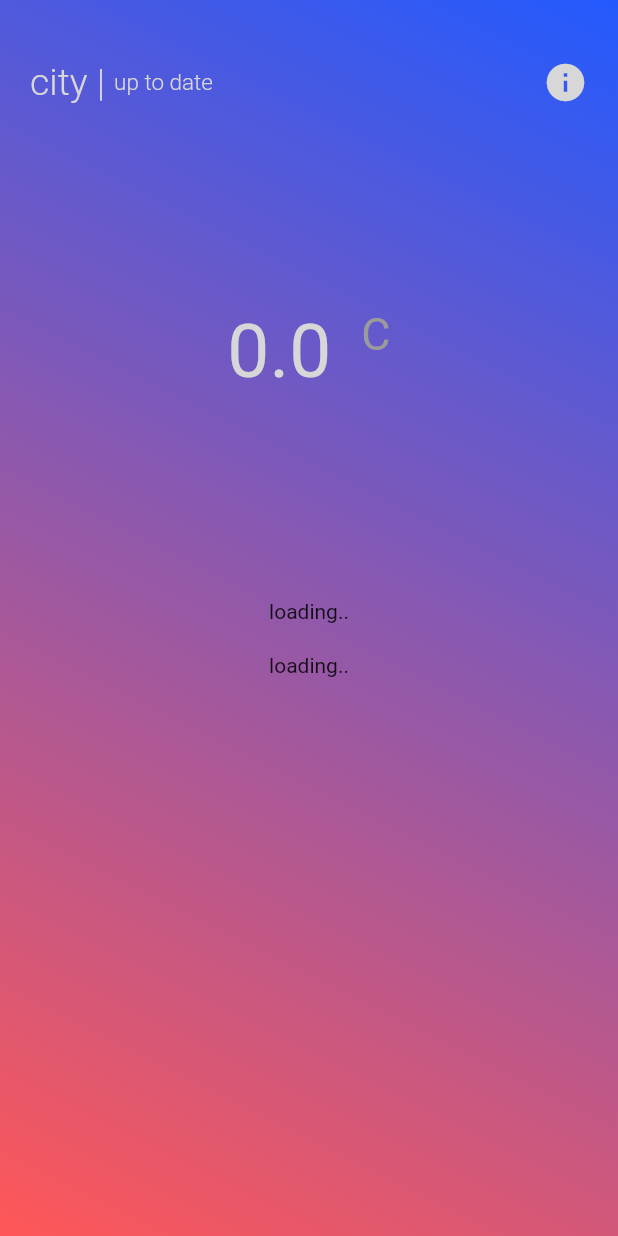
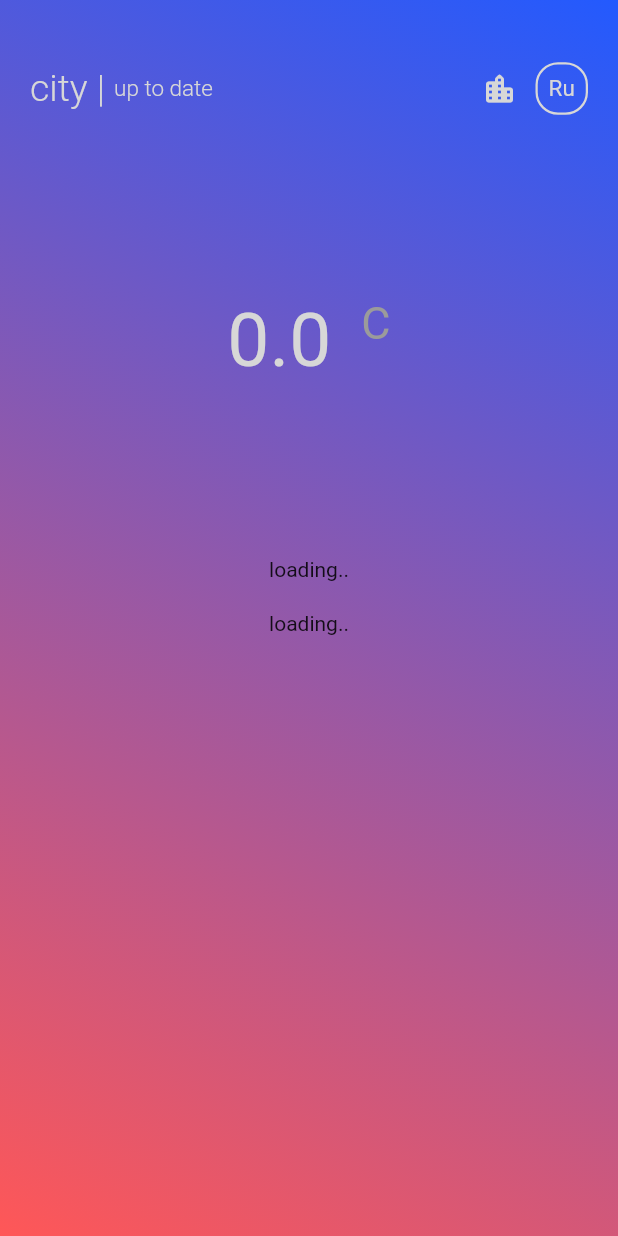
Before and after one commit to maks2000-del/my_weather, a Flutter app: the screen it shows after launch, on a phone screen of 412 x 824 dp. Run offline on Flutter 3.47's test engine with Material 2 defaults, Android fonts, the light colour scheme and no system bars; our stand-ins replace flutter_bloc, get, get_it, shared_preferences.

Commit message:
city page ui rebuild

```diff
--- /dev/null
+++ b/lib/helpers/citys.dart
@@ -0,0 +1,8 @@
+final List<String> citys = <String>[
+  "Brest",
+  "Grodno",
+  "Vitebsk",
+  "Mogilev",
+  "Ghomel",
+  "Minsk",
+];
--- a/lib/helpers/colors.dart
+++ b/lib/helpers/colors.dart
@@ -3,8 +3,16 @@ import 'package:flutter/material.dart';
 class AppColor {
   static Color firstGradientColor = const Color.fromARGB(255, 35, 90, 254);
   static Color secondGradientColor = const Color.fromARGB(255, 255, 87, 87);
-  static Color backgroundColor = const Color.fromARGB(26, 228, 228, 228);
+  static Color homePageBackgroundColor =
+      const Color.fromARGB(26, 228, 228, 228);
+  static Color homePageMenuBackgroundColor = Color.fromARGB(120, 255, 255, 255);
   static Color homePageTitle = const Color.fromARGB(255, 215, 215, 215);
   static Color homePageSubtitle = const Color.fromARGB(255, 155, 155, 155);
-  static Color homePageIcons = const Color.fromARGB(255, 215, 215, 215);
+  static Color homePageIcon = const Color.fromARGB(255, 215, 215, 215);
+
+  static Color cityPageBackgroundColor =
+      const Color.fromARGB(110, 118, 118, 118);
+  static Color cityPageIcon = const Color.fromARGB(255, 30, 30, 30);
+  static Color cityPageTitle = const Color.fromARGB(255, 255, 255, 255);
+  static Color cityPageSubtitle = const Color.fromARGB(255, 96, 96, 96);
 }
--- a/lib/pages/home_page.dart
+++ b/lib/pages/home_page.dart
@@ -1,5 +1,8 @@
 import 'package:flutter/material.dart';
 import 'package:flutter_bloc/flutter_bloc.dart';
+import 'package:get/get.dart';
+import 'package:my_weather/pages/city_weather_page.dart';
+import '../helpers/citys.dart';
 import '../helpers/colors.dart' as color;
 import '../helpers/icons.dart' as icon;
 import 'home_cubit.dart';
@@ -14,11 +17,14 @@ class HomePage extends StatefulWidget {
 
 class _HomePageState extends State<HomePage> {
   final HomeCubit _homeCubit = HomeCubit();
+
   @override
   void initState() {
     _homeCubit.initState();
     super.initState();
   }
+
+  late String _selectedChoices;
 
   @override
   Widget build(BuildContext context) {
@@ -39,7 +45,7 @@ class _HomePageState extends State<HomePage> {
                 ],
               ),
             ),
-            padding: const EdgeInsets.only(top: 40.0, left: 20.0, right: 20.0),
+            padding: const EdgeInsets.only(top: 35.0, left: 20.0, right: 20.0),
             child: Column(
               children: [
                 Row(
@@ -61,18 +67,62 @@ class _HomePageState extends State<HomePage> {
                       ),
                     ),
                     Expanded(child: Container()),
+                    PopupMenuButton(
+                      icon: Icon(
+                        Icons.location_city_rounded,
+                        color: color.AppColor.homePageIcon,
+                      ),
+                      shape: const RoundedRectangleBorder(
+                        borderRadius: BorderRadius.all(
+                          Radius.circular(15.0),
+                        ),
+                      ),
+                      color: color.AppColor.homePageMenuBackgroundColor,
+                      padding: EdgeInsets.zero,
+                      itemBuilder: (BuildContext context) {
+                        return citys.map((String choice) {
+                          return PopupMenuItem<String>(
+                            value: choice,
+                            child: Text(choice),
+                          );
+                        }).toList();
+                      },
+                      onSelected: (choice) {
+                        Get.put(choice.toString());
+                        print(choice);
+                        Get.put(state);
+
+                        Get.to(() => CityWeatherPage());
+                      },
+                    ),
                     InkWell(
                       onTap: () => _homeCubit.changeTemperatureDegreeType(),
-                      child: Icon(
-                        state.europeTemperature ? Icons.info : Icons.facebook,
-                        size: 30.0,
-                        color: color.AppColor.homePageIcons,
+                      child: Container(
+                        width: 35.0,
+                        height: 35.0,
+                        decoration: BoxDecoration(
+                          borderRadius: BorderRadius.circular(15.0),
+                          border: Border.all(
+                            color: color.AppColor.homePageIcon,
+                            width: 1.5,
+                          ),
+                        ),
+                        child: Center(
+                          child: Text(
+                            state.europeTemperature ? 'Ru' : 'Eng',
+                            style: TextStyle(
+                              fontSize: 15.0,
+                              fontWeight: FontWeight.w400,
+                              color: color.AppColor.homePageIcon,
+                            ),
+                          ),
+                        ),
                       ),
                     ),
                   ],
                 ),
                 SizedBox(
-                  height: _tenthHeigh * 4,
+                  height: _tenthHeigh * 3.5,
                   child: Column(
                     mainAxisAlignment: MainAxisAlignment.center,
                     children: [
@@ -166,7 +216,7 @@ class _HomePageState extends State<HomePage> {
                     ? SafeArea(
                         child: Container(
                           decoration: BoxDecoration(
-                            color: color.AppColor.backgroundColor,
+                            color: color.AppColor.homePageBackgroundColor,
                             borderRadius: BorderRadius.circular(10.0),
                           ),
                           height: _tenthHeigh * 2.5,
@@ -177,7 +227,8 @@ class _HomePageState extends State<HomePage> {
                             itemBuilder: (_, element) {
                               return Container(
                                 padding: const EdgeInsets.symmetric(
-                                    horizontal: 20.0),
+                                  horizontal: 20.0,
+                                ),
                                 height: 35.0,
                                 child: Row(
                                   mainAxisAlignment: MainAxisAlignment.start,
@@ -204,12 +255,15 @@ class _HomePageState extends State<HomePage> {
                                           .substring(0, 2)]!,
                                     ),
                                     const SizedBox(
-                                      width: 20.0,
+                                      width: 10.0,
                                     ),
-                                    Text(
-                                      state.weather!.dayWeather[element]
-                                          .temperatyre
-                                          .toString(),
+                                    SizedBox(
+                                      width: 45.0,
+                                      child: Text(
+                                        state.weather!.dayWeather[element]
+                                            .temperatyre
+                                            .toString(),
+                                      ),
                                     ),
                                   ],
                                 ),
--- a/lib/pages/home_state.dart
+++ b/lib/pages/home_state.dart
@@ -1,11 +1,12 @@
 import 'package:my_weather/models/lacation_model.dart';
-import 'package:my_weather/models/weather_entity.dart';
+import 'package:my_weather/models/weather_model.dart';
 
 class HomeState {
   final String title;
   final bool europeTemperature;
   final bool isDataLoaded;
   final bool isInformationUpToDate;
+  final double temperatureStep;
   final Location? location;
   final Weather? weather;
 
@@ -14,6 +15,7 @@ class HomeState {
     required this.europeTemperature,
     required this.isDataLoaded,
     required this.isInformationUpToDate,
+    required this.temperatureStep,
     this.location,
     this.weather,
   });
@@ -23,6 +25,7 @@ class HomeState {
     bool? europeTemperature,
     bool? isDataLoaded,
     bool? isInformationUpToDate,
+    double? temperatureStep,
     Location? location,
     Weather? weather,
   }) {
@@ -32,6 +35,7 @@ class HomeState {
       isDataLoaded: isDataLoaded ?? this.isDataLoaded,
       isInformationUpToDate:
           isInformationUpToDate ?? this.isInformationUpToDate,
+      temperatureStep: temperatureStep ?? this.temperatureStep,
       location: location ?? this.location,
       weather: weather ?? this.weather,
     );
--- a/lib/repositories/weather_repository_cashe.dart
+++ b/lib/repositories/weather_repository_cashe.dart
@@ -2,7 +2,7 @@ import 'dart:convert';
 
 import 'package:my_weather/models/info_model.dart';
 import 'package:my_weather/models/lacation_model.dart';
-import 'package:my_weather/models/weather_entity.dart';
+import 'package:my_weather/models/weather_model.dart';
 import 'package:shared_preferences/shared_preferences.dart';
 
 abstract class WeatherLocalDataSource {
--- a/lib/repositories/weather_repository_http.dart
+++ b/lib/repositories/weather_repository_http.dart
@@ -6,7 +6,7 @@ import '../helpers/internet_connection.dart';
 
 import 'package:http/http.dart' as http;
 
-import '../models/weather_entity.dart';
+import '../models/weather_model.dart';
 
 abstract class WeatherPerository {
   Future<Weather?> getCurrentWather(double lat, double lon);
--- a/lib/weather_app.dart
+++ b/lib/weather_app.dart
@@ -1,4 +1,5 @@
 import 'package:flutter/material.dart';
+import 'package:get/get.dart';
 
 import 'pages/home_page.dart';
 
@@ -7,7 +8,7 @@ class WeatherApp extends StatelessWidget {
 
   @override
   Widget build(BuildContext context) {
-    return MaterialApp(
+    return GetMaterialApp(
       title: 'My weather',
       theme: ThemeData(
         primarySwatch: Colors.blue,
```
Also changed, not shown: lib/pages/city_weather_page.dart (+33 -16 lines), lib/pages/home_cubit.dart (+16 -3 lines), lib/models/weather_model.dart (renamed from lib/models/weather_entity.dart).
